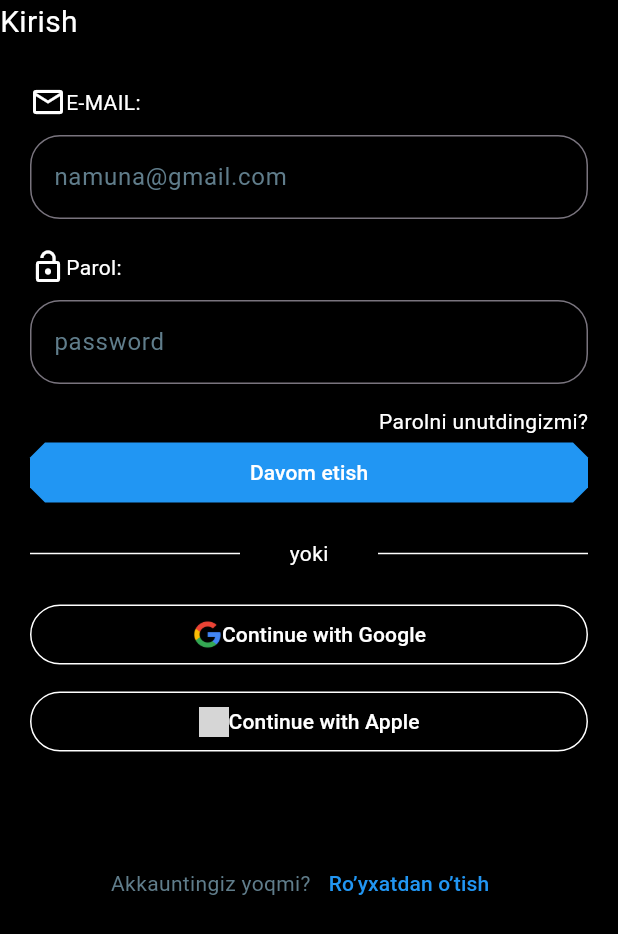
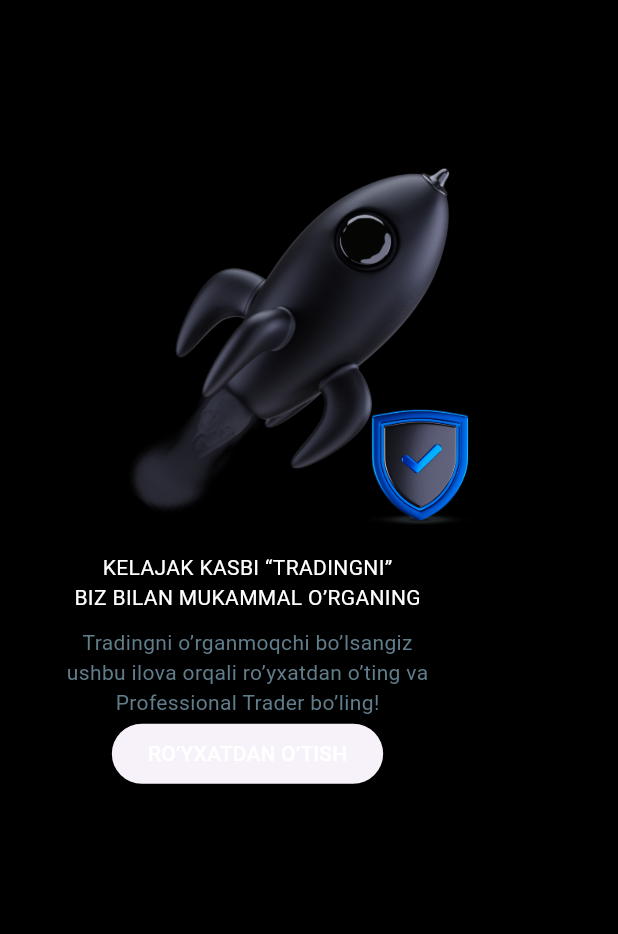
Before and after one commit to MominovAzizDev/vazifa, a Flutter app: the screen it shows after launch, on a phone screen of 412 x 824 dp. Shown: the top 934 px of the screen. Run offline on Flutter 3.47's test engine with Material 3 defaults, Android fonts, the phone set to English and light mode, and no system bars; our stand-ins replace firebase_core; accounts and stored records are empty; grey boxes are pictures that could not be loaded.

Commit message:
Next lesson

```diff
--- a/lib/main.dart
+++ b/lib/main.dart
@@ -1,5 +1,5 @@
 import 'package:flutter/material.dart';
-import 'package:ilovam/view/kirish.dart';
+import 'package:ilovam/view/onboarding.dart';
 
 void main() {
   runApp(const MainApp());
@@ -10,6 +10,6 @@ class MainApp extends StatelessWidget {
 
   @override
   Widget build(BuildContext context) {
-    return MaterialApp(debugShowCheckedModeBanner: false, home: Kirish());
+    return MaterialApp(debugShowCheckedModeBanner: false, home: Onboarding());
   }
 }
--- /dev/null
+++ b/lib/view/onboarding.dart
@@ -0,0 +1,73 @@
+import 'package:flutter/material.dart';
+import 'package:ilovam/view/rotish.dart';
+
+class Onboarding extends StatelessWidget {
+  const Onboarding({super.key});
+
+  @override
+  Widget build(BuildContext context) {
+    return Scaffold(
+      backgroundColor: Colors.black,
+      body: Column(
+        children: [
+          Stack(
+            children: <Widget>[
+              Padding(
+                padding: EdgeInsets.only(top: 90, left: 70),
+                child: Image.asset(
+                  "assets/icons/Rocket (right side view).png",
+                  width: 250,
+                ),
+              ),
+              Positioned(
+                child: Padding(
+                  padding: EdgeInsets.only(top: 250, left: 230),
+                  child: Image.asset("assets/icons/True 2 1.png", width: 100),
+                ),
+              ),
+            ],
+          ),
+          Text(
+            "KELAJAK KASBI “TRADINGNI”",
+            style: TextStyle(color: Colors.white),
+          ),
+
+          Text(
+            "BIZ BILAN MUKAMMAL O’RGANING",
+            style: TextStyle(color: Colors.white),
+          ),
+          SizedBox(height: 10),
+          Column(
+            children: [
+              Text(
+                "Tradingni o’rganmoqchi bo’lsangiz",
+                style: TextStyle(color: Colors.blueGrey),
+              ),
+
+              Text(
+                "ushbu ilova orqali ro’yxatdan o’ting va",
+                style: TextStyle(color: Colors.blueGrey),
+              ),
+              Text(
+                "Professional Trader bo’ling!",
+                style: TextStyle(color: Colors.blueGrey),
+              ),
+            ],
+          ),
+          ElevatedButton(
+            onPressed: () {
+              Navigator.push(
+                context,
+                MaterialPageRoute(builder: (context) => Rotish()),
+              );
+            },
+            child: Text(
+              "RO’YXATDAN O’TISH",
+              style: TextStyle(color: Colors.white),
+            ),
+          ),
+        ],
+      ),
+    );
+  }
+}
```
Also changed, not shown: assets/icons/27.png (added), assets/icons/Rocket (right side view).png (added), assets/icons/True 2 1.png (added).
